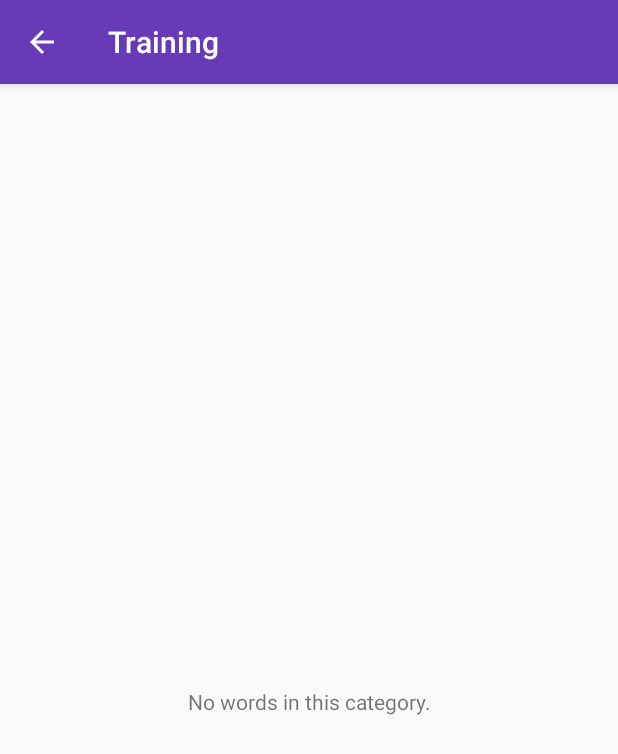
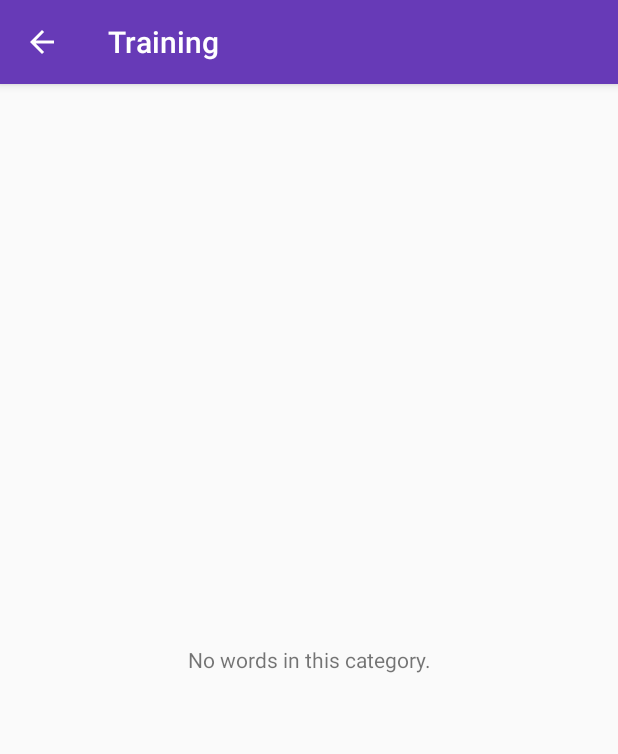
Before and after one commit to steffyP/vocabtrainer, an Android app: the TrainingActivity screen opened directly, with no data from a screen before it, on a phone screen of 412 x 824 dp. Shown: the top 754 px of the screen. Run offline under Robolectric (Android 15) with nearby library versions, the phone set to English and light mode, and no system bars; our stand-ins replace ButterKnife.

Commit message:
bug fixes

```diff
--- a/app/src/main/res/layout/activity_add_word.xml
+++ b/app/src/main/res/layout/activity_add_word.xml
@@ -26,7 +26,6 @@
         android:id="@+id/nested_scroll_view"
         android:layout_width="match_parent"
         android:layout_height="match_parent"
-        android:clickable="true"
         app:layout_behavior="@string/appbar_scrolling_view_behavior">
 
         <include layout="@layout/content_add_word" />
--- a/app/src/main/res/layout/activity_training.xml
+++ b/app/src/main/res/layout/activity_training.xml
@@ -26,10 +26,9 @@
         <FrameLayout
             android:layout_width="match_parent"
             android:layout_height="match_parent"
-            android:layout_gravity="center"
             app:layout_behavior="@string/appbar_scrolling_view_behavior">
 
-            <android.support.v4.view.ViewPager xmlns:android="http://schemas.android.com/apk/res/android"
+            <android.support.v4.view.ViewPager
                 android:id="@+id/pager"
                 android:layout_width="match_parent"
                 android:layout_height="match_parent" />
--- a/app/src/main/res/layout/content_add_word.xml
+++ b/app/src/main/res/layout/content_add_word.xml
@@ -140,6 +140,7 @@
         android:layout_marginLeft="4dp"
         android:layout_marginRight="48dp"
         android:layout_marginTop="8dp"
+        android:layout_marginBottom="32dp"
         android:spinnerMode="dropdown"></Spinner>
 
 </LinearLayout>
--- a/app/src/main/res/layout/fragment_vocab.xml
+++ b/app/src/main/res/layout/fragment_vocab.xml
@@ -1,7 +1,6 @@
 <?xml version="1.0" encoding="utf-8"?>
 <RelativeLayout xmlns:android="http://schemas.android.com/apk/res/android"
     xmlns:tools="http://schemas.android.com/tools"
-    android:orientation="vertical"
     android:layout_width="match_parent"
     android:layout_height="match_parent"
     >
@@ -16,7 +15,8 @@
         android:layout_centerInParent="true"
         android:gravity="center"
         tools:text="test"
-        android:layout_margin="16dp"/>
+        android:layout_margin="16dp"
+        android:padding="2dp"/>
 
     <TextView
         style="@style/vocab"
```
